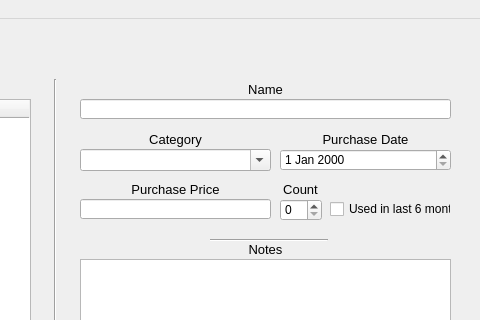
Qt form src/MainWindow.ui (minorsecond/Ownly) before a commit; both pictures show x 570 to 1050 and y 0 to 320 of the 1050 by 511 pixel window.
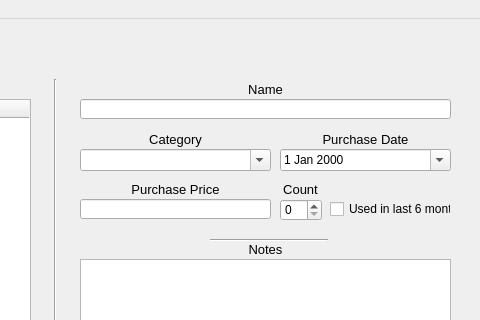
The same form after that commit.

Commit message: Add calendar popup

Patch:
```diff
--- a/src/MainWindow.ui
+++ b/src/MainWindow.ui
@@ -90,6 +90,9 @@
       <height>22</height>
      </rect>
     </property>
+    <property name="calendarPopup">
+     <bool>true</bool>
+    </property>
    </widget>
    <widget class="QLabel" name="ItemPurchaseDateLabel">
     <property name="geometry">
```
The commit also changes 1 other file.
